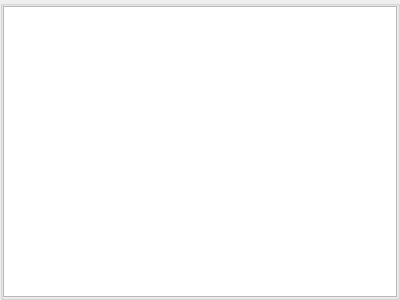
This is qt-ui/tableview.ui in subsurface/subsurface as Qt 5 draws it before an edit. The edited form follows.
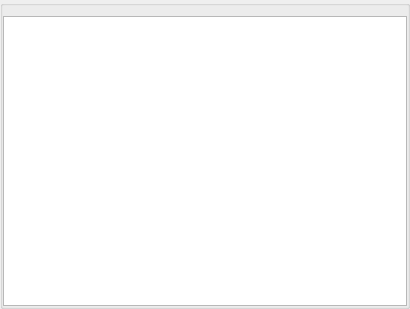
This is the edited form.

Commit message:
Fix the positioning of the `add` button when on Gtk style
Fix the positioning of the `add` button when on Gtk style,
in my XFCE install (and thus, may differ a bit from the
Gnome3 one ) the Plus button to add cylinders and weigths
got really strange placements, this seems to fix this,
I also tested on Oxygen and nothing broke there.

What changed in the file:
```diff
--- a/qt-ui/tableview.ui
+++ b/qt-ui/tableview.ui
@@ -6,8 +6,8 @@
    <rect>
     <x>0</x>
     <y>0</y>
-    <width>400</width>
-    <height>300</height>
+    <width>410</width>
+    <height>309</height>
    </rect>
   </property>
   <property name="windowTitle">
@@ -42,7 +42,7 @@
        <number>0</number>
       </property>
       <property name="topMargin">
-       <number>0</number>
+       <number>10</number>
       </property>
       <property name="rightMargin">
        <number>0</number>
```
Left out of the diff: 11 changed lines with no effect on the pictures. The commit also changes 1 other file.
